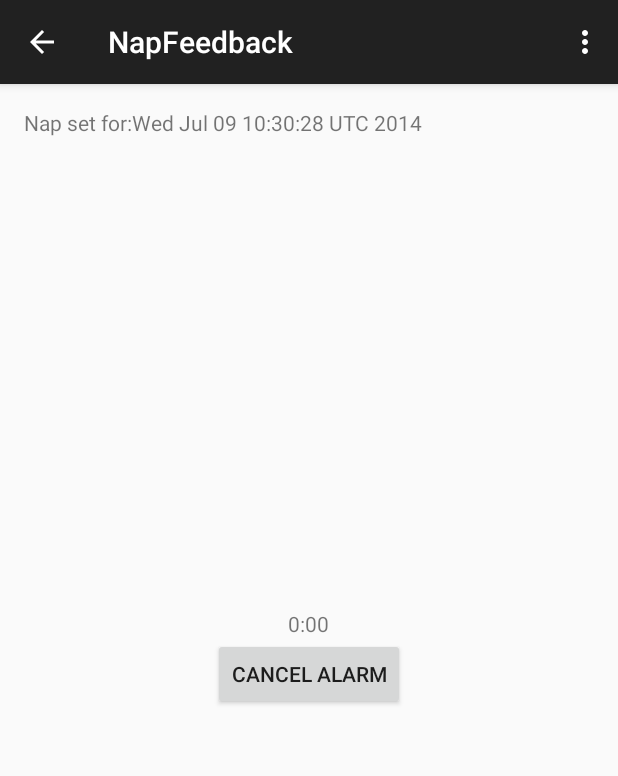
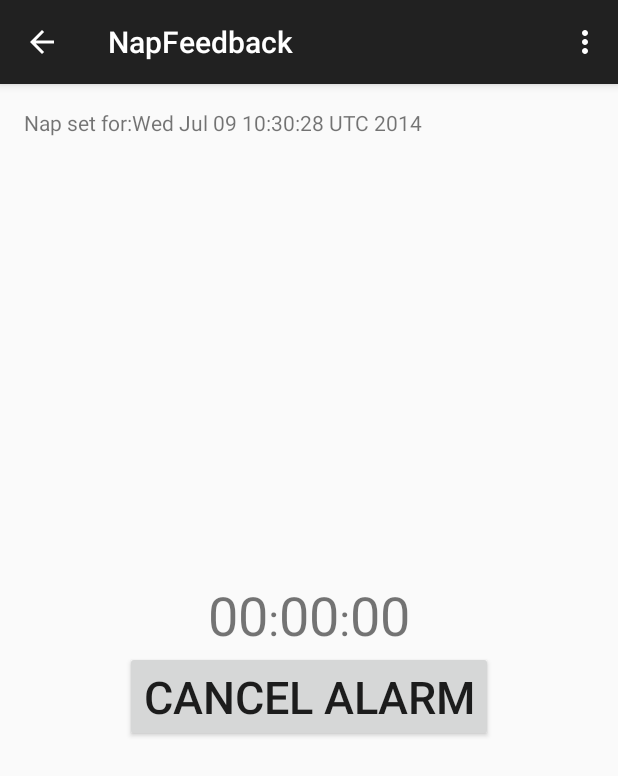
Before and after one commit to pcmakine/Napper, an Android app: the NapFeedbackActivity screen opened directly, with no data from a screen before it, on a phone screen of 412 x 824 dp. Shown: the top 776 px of the screen. Run offline under Robolectric (Android 15) with nearby library versions, the phone set to English and light mode, and no system bars.

Commit message:
timer animation working

```diff
--- a/app/src/main/AndroidManifest.xml
+++ b/app/src/main/AndroidManifest.xml
@@ -22,6 +22,7 @@
         <activity
             android:name=".NapFeedbackActivity"
             android:label="@string/title_activity_nap_feedback"
+            android:noHistory="true"
             android:parentActivityName=".MainActivity" >
             <meta-data
                 android:name="android.support.PARENT_ACTIVITY"
--- a/app/src/main/java/com/nwodhcout/napper/app/AlarmReceiverActivity.java
+++ b/app/src/main/java/com/nwodhcout/napper/app/AlarmReceiverActivity.java
@@ -42,7 +42,7 @@ public class AlarmReceiverActivity extends Activity {
         stopAlarm.setOnTouchListener(new View.OnTouchListener() {
             public boolean onTouch(View arg0, MotionEvent arg1) {
                 stopAlarmSound();
-                goToMainActivity();
+                onBackPressed();
                 return false;
             }
         });
@@ -97,16 +97,10 @@ public class AlarmReceiverActivity extends Activity {
         return alert;
     }
 
-    private void goToMainActivity(){
-        startActivity(new Intent(this, MainActivity.class));
-        finish();
-    }
-
     @Override
     public void onBackPressed(){
         super.onBackPressed();
         stopAlarmSound();
-        this.goToMainActivity();
     }
 
 
--- a/app/src/main/java/com/nwodhcout/napper/app/MainActivity.java
+++ b/app/src/main/java/com/nwodhcout/napper/app/MainActivity.java
@@ -2,6 +2,7 @@ package com.nwodhcout.napper.app;
 
 import android.content.Intent;
 import android.graphics.Color;
+import android.graphics.PorterDuff;
 import android.support.v7.app.ActionBarActivity;
 import android.os.Bundle;
 import android.view.Menu;
@@ -19,7 +20,7 @@ public class MainActivity extends ActionBarActivity {
     private int napTime;
     private Button customTime;
     private Button activatedButton;
-    private SeekBar seekBar;
+    private MySeekBar seekBar;
 
     @Override
     protected void onCreate(Bundle savedInstanceState) {
@@ -27,7 +28,7 @@ public class MainActivity extends ActionBarActivity {
         this.napTime = DEFAULTNAPTIME;
         setContentView(R.layout.activity_main);
         this.customTime = (Button) findViewById(R.id.customMin);
-        this.seekBar = (SeekBar) findViewById(R.id.seekBar);
+        this.seekBar = (MySeekBar) findViewById(R.id.seekBar);
 
         setSeekBarListener();
         activateButton((Button) findViewById(R.id.twentyMin));
@@ -74,6 +75,9 @@ public class MainActivity extends ActionBarActivity {
     }
 
     private void setSeekBarListener(){
+        seekBar.getProgressDrawable().setColorFilter(Color.RED, PorterDuff.Mode.SRC_IN);
+        seekBar.getSeekBarThumb().setColorFilter(Color.LTGRAY, PorterDuff.Mode.SRC_IN);
+
         seekBar.setOnSeekBarChangeListener(new SeekBar.OnSeekBarChangeListener() {
             @Override
             public void onProgressChanged(SeekBar seekBar, int progress, boolean fromUser) {
--- /dev/null
+++ b/app/src/main/java/com/nwodhcout/napper/app/MySeekBar.java
@@ -0,0 +1,33 @@
+package com.nwodhcout.napper.app;
+
+import android.content.Context;
+import android.graphics.drawable.Drawable;
+import android.util.AttributeSet;
+import android.widget.SeekBar;
+
+/**
+ * Created by Pete on 9.7.2014.
+ */
+public class MySeekBar extends SeekBar {
+    private Drawable mThumb;
+
+    public MySeekBar(Context context) {
+        super(context);
+    }
+    public MySeekBar(Context context, AttributeSet attrs) {
+        super(context, attrs);
+    }
+    public MySeekBar(Context context, AttributeSet attrs, int defStyle) {
+        super(context, attrs, defStyle);
+    }
+
+    @Override
+    public void setThumb(Drawable thumb) {
+        super.setThumb(thumb);
+        mThumb = thumb;
+    }
+    public Drawable getSeekBarThumb() {
+        return mThumb;
+    }
+
+}
--- a/app/src/main/java/com/nwodhcout/napper/app/NapFeedbackActivity.java
+++ b/app/src/main/java/com/nwodhcout/napper/app/NapFeedbackActivity.java
@@ -26,8 +26,7 @@ public class NapFeedbackActivity extends ActionBarActivity {
         if (extras != null) {
             this.napTime = extras.getInt("NAP_TIME");
         }
-        TextSwitcher timerText = (TextSwitcher) findViewById(R.id.timerText);
-        this.updater = new TimerUpdater(napTime, timerText, this);
+        this.updater = new TimerUpdater(napTime, this);
 
         alarm = new AlarmManagerBroadcastReceiver();
         setAlarm();
--- a/app/src/main/java/com/nwodhcout/napper/app/TimerUpdater.java
+++ b/app/src/main/java/com/nwodhcout/napper/app/TimerUpdater.java
@@ -1,5 +1,6 @@
 package com.nwodhcout.napper.app;
 
+import android.app.Activity;
 import android.content.Context;
 import android.os.Handler;
 import android.util.Log;
@@ -8,28 +9,55 @@ import android.widget.TextSwitcher;
 import android.widget.TextView;
 import android.widget.ViewSwitcher;
 
+import java.util.ArrayList;
+import java.util.Arrays;
+import java.util.List;
+
 /**
  * Created by Pete on 9.7.2014.
  */
 public class TimerUpdater implements Runnable {
     private long mStartTime;
     private int napTime;
-    private TextSwitcher timerText;
     private Handler mHandler;
+    private ArrayList<TextSwitcher> switchers;
+    private ArrayList<Integer> currentVals;
 
-    public TimerUpdater(int napTime, TextSwitcher timerText, final Context ctx){
-        if (timerText.getChildCount() != 2) {
-            timerText.removeAllViews();
-            timerText.setFactory(new ViewSwitcher.ViewFactory() {
-                @Override
-                public View makeView() {
-                    return new TextView(ctx);
-                }
-            });
+    public TimerUpdater(int napTime, Activity activity){
+        this.napTime = napTime;
+        switchers = new ArrayList();
+        currentVals = new ArrayList();
+        setUpSwitchers(activity);
+        this.mHandler = new Handler();
+    }
+
+    private void setUpSwitchers(Activity activity){
+        switchers.add((TextSwitcher) activity.findViewById(R.id.secondsOnes));
+        switchers.add((TextSwitcher) activity.findViewById(R.id.secondsTens));
+        switchers.add((TextSwitcher) activity.findViewById(R.id.minutesOnes));
+        switchers.add((TextSwitcher) activity.findViewById(R.id.minutesTens));
+        switchers.add((TextSwitcher) activity.findViewById(R.id.hoursOnes));
+        switchers.add((TextSwitcher) activity.findViewById(R.id.hoursTens));
+        this.prepareAnimation(activity);
+    }
+
+    private void prepareAnimation(final Context ctx){
+        for(int i = 0; i< switchers.size(); i++){
+            TextSwitcher switcher = switchers.get(i);
+            currentVals.add(-10);
+            if (switcher.getChildCount() != 2) {
+                switcher.removeAllViews();
+                switcher.setFactory(new ViewSwitcher.ViewFactory() {
+                    @Override
+                    public View makeView() {
+                        TextView myText = new TextView(ctx);
+                        myText.setTextSize(36);
+                        return myText;
+                    }
+                });
+            }
         }
-        this.napTime = napTime;
-        this.timerText = timerText;
-        this.mHandler = new Handler();
+
     }
 
     public void setmStartTime(long startTime){
@@ -53,25 +81,52 @@ public class TimerUpdater implements Runnable {
         long elapseTime = System.currentTimeMillis() - start;
         Log.d("elapsedtime", elapseTime / 1000 + " ELAPSED");
         Log.d("elapsedtime", napTime + " NAPTIME");
-        int seconds = napTime - (int) (elapseTime/1000);
-        Log.d("elapsedtime", seconds + " TIMETOSHOW");
+        int totalSeconds = napTime - (int) (elapseTime/1000);
+        Log.d("elapsedtime", totalSeconds + " TIMETOSHOW");
 
-        int minutes = seconds / 60;
-        seconds = seconds % 60;
+        int hours = totalSeconds / 3600;
+        int minutes = (totalSeconds - (hours * 3600)) / 60;
+        int seconds = totalSeconds - (hours* 3600 + minutes * 60);
 
-        if (seconds < 10) {
-            timerText.setText("" + minutes + ":0" + seconds);
-        } else {
-            timerText.setText("" + minutes + ":" + seconds);
-        }
+        int onesSecs = seconds%10;
+        int tensSecs = (int) seconds/10;
+        int onesMins = minutes%10;
+        int tensMins = (int) minutes/10;
+        int onesHours = hours%10;
+        int tensHours = (int) hours/10;
+
+        Log.d("onesTens: ", "totalseconds: " + totalSeconds);
+        Log.d("onestens: ", "onesHours: " + onesHours);
+        Log.d("onestens: ", "tensHours: " + onesHours);
+        Log.d("onestens: ", "onesSecs: " + onesSecs);
+        Log.d("onestens: ", "tensSecs: " + tensSecs);
+
+
+        updateSwitchers(Arrays.asList(onesSecs, tensSecs, onesMins, tensMins, onesHours, tensHours));
+        // updateMins(minutes);
+        // updateSecs(seconds);
 
         // add a delay to adjust for computation time
         long delay = (1000 - (elapseTime%1000));
 
-        if(seconds <= 0 && minutes == 0){
+        if(totalSeconds <= 0){
             mHandler.removeCallbacks(this);
         }else{
             mHandler.postDelayed(this, delay);
         }
     }
+
+    private void updateSwitchers(List<Integer> newVals){
+        for (int i = 0; i< switchers.size(); i++){
+            updateSwitcher(switchers.get(i), currentVals.get(i), newVals.get(i));
+            currentVals.set(i, newVals.get(i));
+        }
+    }
+
+    private void updateSwitcher(TextSwitcher switcher, int currentVal, int val){
+        if(currentVal != val){
+            switcher.setText("" + val);
+        }
+    }
+
 }
--- a/app/src/main/res/layout/activity_main.xml
+++ b/app/src/main/res/layout/activity_main.xml
@@ -73,13 +73,13 @@
                 />
 
 
-            <SeekBar
+            <com.nwodhcout.napper.app.MySeekBar
                 android:id="@+id/seekBar"
                 android:layout_width="fill_parent"
                 android:layout_height="wrap_content"
                 android:layout_below="@id/twentyMin"
-                android:progress = "20"
-                android:max = "100"
+                android:progress = "3605"
+                android:max = "10000"
                 android:visibility = "invisible"
                 />
         </RelativeLayout>
--- a/app/src/main/res/layout/activity_nap_feedback.xml
+++ b/app/src/main/res/layout/activity_nap_feedback.xml
@@ -19,24 +19,87 @@
         android:layout_height="wrap_content"
         android:layout_centerInParent="true">
 
-        <TextSwitcher
-            android:id="@+id/timerText"
+        <LinearLayout
+            android:id="@+id/timeWrapper"
             android:layout_width="wrap_content"
             android:layout_height="wrap_content"
             android:layout_centerHorizontal="true"
-            android:inAnimation="@anim/push_up_in"
-            android:outAnimation="@anim/push_up_out"
-            />
+            >
+            <TextSwitcher
+                android:id="@+id/hoursTens"
+                android:layout_width="wrap_content"
+                android:layout_height="wrap_content"
+                android:inAnimation="@anim/push_up_in"
+                android:outAnimation="@anim/push_up_out"
+                />
+
+            <TextSwitcher
+                android:id="@+id/hoursOnes"
+                android:layout_width="wrap_content"
+                android:layout_height="wrap_content"
+                android:layout_toRightOf="@id/hoursTens"
+                android:inAnimation="@anim/push_up_in"
+                android:outAnimation="@anim/push_up_out"
+                />
+            <TextView
+                android:id="@+id/hourMinSeparator"
+                android:layout_width="wrap_content"
+                android:layout_height="wrap_content"
+                android:textSize="30sp"
+                android:text = ":"
+                />
+
+            <TextSwitcher
+                android:id="@+id/minutesTens"
+                android:layout_width="wrap_content"
+                android:layout_height="wrap_content"
+                android:layout_toRightOf="@id/hourMinSeparator"
+                android:inAnimation="@anim/push_up_in"
+                android:outAnimation="@anim/push_up_out"
+                />
+            <TextSwitcher
+                android:id="@+id/minutesOnes"
+                android:layout_width="wrap_content"
+                android:layout_height="wrap_content"
+                android:layout_toRightOf="@id/minutesTens"
+                android:inAnimation="@anim/push_up_in"
+                android:outAnimation="@anim/push_up_out"
+                />
+            <TextView
+                android:id="@+id/minSecSeparator"
+                android:layout_width="wrap_content"
+                android:layout_height="wrap_content"
+                android:textSize="30sp"
+                android:text = ":"
+                />
+            <TextSwitcher
+                android:id="@+id/secondsTens"
+                android:layout_width="wrap_content"
+                android:layout_height="wrap_content"
+                android:layout_toRightOf="@id/minSecSeparator"
+                android:inAnimation="@anim/push_up_in"
+                android:outAnimation="@anim/push_up_out"
+                />
+            <TextSwitcher
+                android:id="@+id/secondsOnes"
+                android:layout_width="wrap_content"
+                android:layout_height="wrap_content"
+                android:layout_toRightOf="@id/secondsTens"
+                android:inAnimation="@anim/push_up_in"
+                android:outAnimation="@anim/push_up_out"
+                />
+
+        </LinearLayout>
 
         <Button
             android:id="@+id/cancelButton"
             android:layout_width="wrap_content"
             android:layout_height="wrap_content"
             android:layout_centerHorizontal="true"
-            android:layout_below = "@id/timerText"
+            android:layout_below = "@id/timeWrapper"
             android:text = "@string/cancel_alarm"
+            android:textSize = "30sp"
             android:onClick="cancelAlarm"/>
-
 
     </RelativeLayout>
 
```
